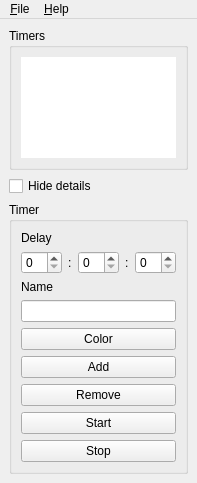
Above: ui/mainwindow.ui from kervala/ktimer before the change. Below: the same form after it.
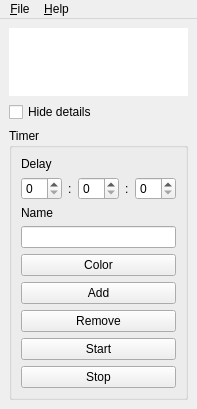
That is the form after the change.

Commit message: Changed: Enable double-click to start/stop timer

The edit to the form file:
```diff
--- a/ui/mainwindow.ui
+++ b/ui/mainwindow.ui
@@ -7,18 +7,12 @@
     <x>0</x>
     <y>0</y>
     <width>171</width>
-    <height>483</height>
+    <height>401</height>
    </rect>
   </property>
   <widget class="QWidget" name="centralwidget">
    <layout class="QVBoxLayout" name="verticalLayout_2">
     <item>
-     <widget class="QGroupBox" name="timersGroupBox">
-      <property name="title">
-       <string>Timers</string>
-      </property>
-      <layout class="QVBoxLayout" name="verticalLayout">
-       <item>
         <widget class="QListView" name="timersListView">
          <property name="frameShape">
           <enum>QFrame::NoFrame</enum>
@@ -29,9 +23,9 @@
          <property name="selectionBehavior">
           <enum>QAbstractItemView::SelectRows</enum>
          </property>
-        </widget>
-       </item>
-      </layout>
+      <property name="uniformItemSizes">
+       <bool>true</bool>
+      </property>
      </widget>
     </item>
     <item>
```
Left out of the diff: 5 changed lines with no effect on the pictures. Lines whose indentation alone changed are shown as unchanged. The commit also changes 2 other files.
